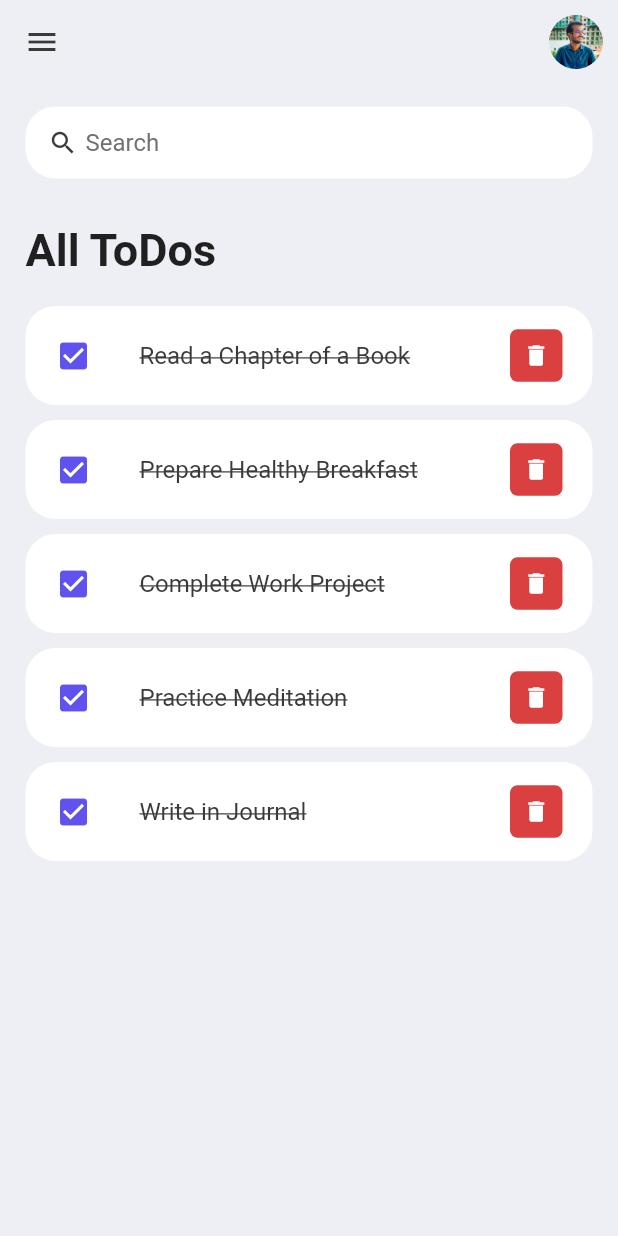
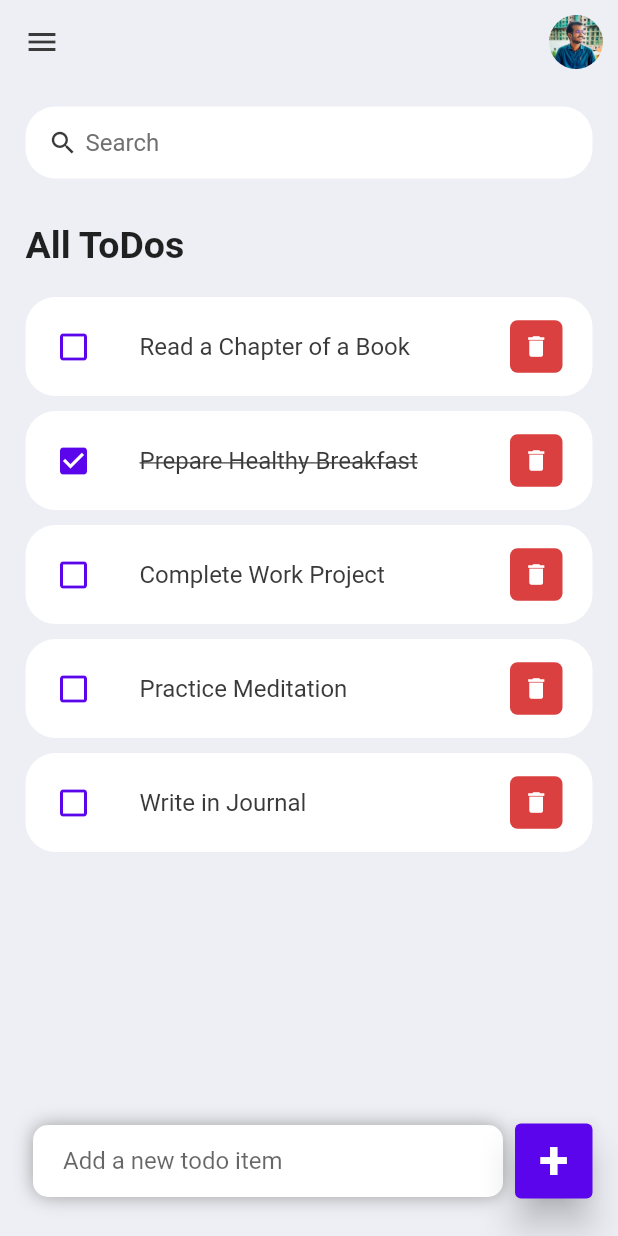
Before and after one commit to Ridoy-paul/flutter-todo-app, a Flutter app: the screen it shows after launch, on a phone screen of 412 x 824 dp. Run offline on Flutter 3.47's test engine with Material 2 defaults, Android fonts, the phone set to English and light mode, and no system bars.

Commit message:
todo updated

```diff
--- a/lib/constants/colors.dart
+++ b/lib/constants/colors.dart
@@ -1,7 +1,7 @@
 import 'package:flutter/material.dart';
 
 const Color tdRed = Color(0xFFDA4040);
-const Color tdBlue = Color(0xFF5F52EE);
+const Color tdBlue = Color(0xFF5A05EC);
 const Color tdBlack = Color(0xFF3A3A3A);
 const Color tdGray = Color(0xFF717171);
 const Color tdBGColor = Color(0xFFEEEFF5);
--- a/lib/model/todo.dart
+++ b/lib/model/todo.dart
@@ -12,7 +12,7 @@ class ToDo {
   static List<ToDo> todoList() {
     return [
       ToDo(id: '02', todoText: "Read a Chapter of a Book", isDone: false),
-      ToDo(id: '03', todoText: "Prepare Healthy Breakfast", isDone: false),
+      ToDo(id: '03', todoText: "Prepare Healthy Breakfast", isDone: true),
       ToDo(id: '04', todoText: "Complete Work Project", isDone: false),
       ToDo(id: '05', todoText: "Practice Meditation", isDone: false),
       ToDo(id: '06', todoText: "Write in Journal", isDone: false)
--- a/lib/screens/home.dart
+++ b/lib/screens/home.dart
@@ -3,9 +3,14 @@ import '../widgets/todo_item.dart';
 import '../constants/colors.dart';
 import '../model/todo.dart';
 
-class HomeScreen extends StatelessWidget {
+class HomeScreen extends StatefulWidget {
   HomeScreen({super.key});
 
+  @override
+  State<HomeScreen> createState() => _HomeScreenState();
+}
+
+class _HomeScreenState extends State<HomeScreen> {
   final todoList = ToDo.todoList();
 
   @override
@@ -14,13 +19,16 @@ class HomeScreen extends StatelessWidget {
       backgroundColor: tdBGColor,
       appBar: _buildAppBar(),
       body: SafeArea(
-        child: Padding(
+        child: Container(
           padding: const EdgeInsets.symmetric(horizontal: 17, vertical: 15),
-          child: Column(
+          child: Stack(
+            children: [
+              Column(
                 mainAxisAlignment: MainAxisAlignment.start,
                 children: [
                   searchBox(),
-              Expanded(
+                  Container(
+                    child: Expanded(
                       child: ListView(
                         children: [
                           Container(
@@ -28,14 +36,72 @@ class HomeScreen extends StatelessWidget {
                             child: const Text(
                               "All ToDos",
                               style: TextStyle(
-                          fontSize: 30,
+                                fontSize: 25,
                                 fontWeight: FontWeight.bold,
                               ),
                             ),
                           ),
-                    for(ToDo todo in todoList)
-                      ToDoItem(todo: todo,),
+                          for (ToDo todo in todoList)
+                            ToDoItem(
+                              todo: todo,
+                              onToDoChange: _handleToDoChange,
+                              onDeletaItem: (){},
+                            ),
+                        ],
+                      ),
+                    ),
+                  )
+                ],
+              ),
+              Align(
+                alignment: Alignment.bottomCenter,
+                child: Row(
+                  children: [
+                    Expanded(
+                      child: Container(
+                        margin: EdgeInsets.only(
+                          bottom: 10,
+                          left: 5,
+                          right: 5,
+                        ),
+                        padding: EdgeInsets.symmetric(horizontal: 20, vertical: 0),
+                        decoration: BoxDecoration(
+                          color: Colors.white,
+                          boxShadow: const [
+                            BoxShadow(
+                              color: Colors.grey,
+                              offset: Offset(0.0, 0.0),
+                              blurRadius: 10.0,
+                              spreadRadius: 0.0,
+                            )
+                          ],
+                          borderRadius: BorderRadius.circular(10),
+                        ),
+                        child: TextField(
+                          decoration: InputDecoration(
+                            hintText: 'Add a new todo item',
+                            border: InputBorder.none,
+                          ),
+                        ),
+                      ),
+                    ),
+                    Container(
+                      margin: EdgeInsets.only(bottom: 10, right: 0, left: 3),
+                      child: ElevatedButton(
+                        onPressed: () {},
+                        style: ElevatedButton.styleFrom(
+                          backgroundColor: tdBlue,
+                          minimumSize: Size(50, 50),
+                          elevation: 10
 
+                        ),
+                        child: Text(
+                          '+',
+                          style: TextStyle(
+                              fontSize: 36, fontWeight: FontWeight.bold),
+                        ),
+                      ),
+                    )
                   ],
                 ),
               )
@@ -46,9 +112,15 @@ class HomeScreen extends StatelessWidget {
     );
   }
 
+  void _handleToDoChange(ToDo todo) {
+    setState(() {
+      todo.isDone = !todo.isDone;
+    });
+  }
+
   Widget searchBox() {
     return Container(
-      padding: EdgeInsets.symmetric(horizontal: 10),
+      padding: EdgeInsets.symmetric(horizontal: 10, vertical: 0),
       decoration: BoxDecoration(
         color: Colors.white,
         borderRadius: BorderRadius.circular(20),
--- a/lib/widgets/todo_item.dart
+++ b/lib/widgets/todo_item.dart
@@ -2,10 +2,12 @@ import 'package:flutter/material.dart';
 import '../model/todo.dart';
 import '../constants/colors.dart';
 
-
 class ToDoItem extends StatelessWidget {
   final ToDo todo;
-  const ToDoItem({Key? key, required this.todo}) : super(key:key);
+  final onToDoChange;
+  final onDeletaItem;
+
+  const ToDoItem({Key? key, required this.todo, required this.onToDoChange, required this.onDeletaItem}) : super(key: key);
 
   @override
   Widget build(BuildContext context) {
@@ -13,6 +15,7 @@ class ToDoItem extends StatelessWidget {
       margin: EdgeInsets.only(bottom: 10),
       child: ListTile(
         onTap: () {
+          onToDoChange todo;
           print("List Checked");
         },
         shape: RoundedRectangleBorder(
@@ -21,7 +24,7 @@ class ToDoItem extends StatelessWidget {
         tileColor: Colors.white,
         contentPadding: EdgeInsets.symmetric(horizontal: 20, vertical: 5),
         leading: Icon(
-          Icons.check_box,
+          todo.isDone ? Icons.check_box : Icons.check_box_outline_blank,
           color: tdBlue,
         ),
         title: Text(
@@ -29,7 +32,7 @@ class ToDoItem extends StatelessWidget {
           style: TextStyle(
             fontSize: 16,
             color: tdBlack,
-            decoration: TextDecoration.lineThrough,
+            decoration: todo.isDone ? TextDecoration.lineThrough : null,
           ),
         ),
         trailing: Container(
```
Lines whose indentation alone changed are shown as unchanged.
